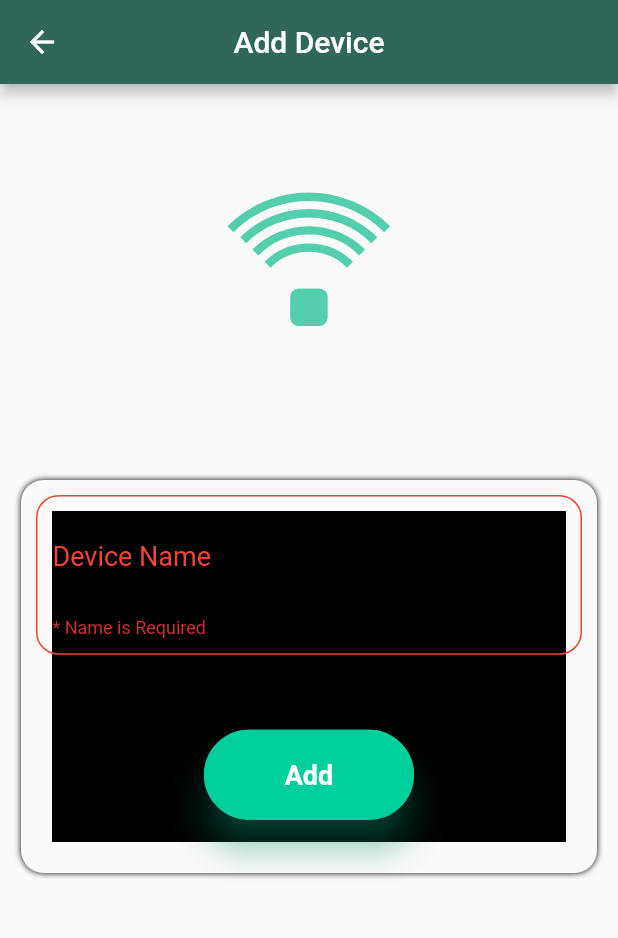
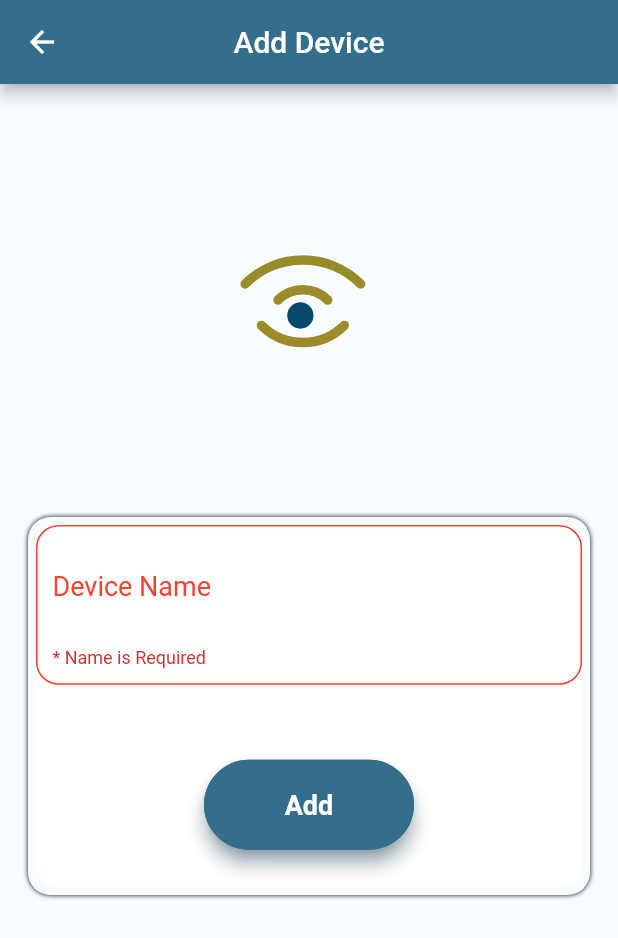
Before and after one commit to AQtala/Smart-Spoon, a Flutter app: the screen it shows after launch, after a tap on "Add", on a phone screen of 412 x 824 dp. Shown: the top 938 px of the screen. Run offline on Flutter 3.47's test engine with Material 2 defaults, Android fonts, the phone set to English and light mode, and no system bars; our stand-ins replace lottie.

Commit message:
Added Drawer and Edited Colors

```diff
--- a/Frontend/smart_spoon_app/lib/controllers/ThemeController/theme_constants.dart
+++ b/Frontend/smart_spoon_app/lib/controllers/ThemeController/theme_constants.dart
@@ -1,11 +1,35 @@
 import 'package:flutter/material.dart';
+
+// ignore: constant_identifier_names
+const COLOR_PRIMARY = Color.fromARGB(255, 52, 110, 138);
+// ignore: constant_identifier_names
+const COLOR_PRIMARY_SHADOW = Color.fromARGB(255, 3, 72, 107);
+// ignore: constant_identifier_names
+const COLOR_ACCENT = Color.fromARGB(255, 155, 140, 41);
 
 ThemeData lightTheme = ThemeData(
   brightness: Brightness.light,
-  primaryColor: Color.fromARGB(255, 47, 104, 90),
+  primaryColor: COLOR_PRIMARY,
+  secondaryHeaderColor: COLOR_ACCENT,
+  canvasColor: const Color.fromRGBO(248, 251, 255, 1),
+  elevatedButtonTheme: ElevatedButtonThemeData(
+    style: ButtonStyle(
+      padding: MaterialStateProperty.all<EdgeInsetsGeometry>(EdgeInsets.zero),
+      backgroundColor: MaterialStateProperty.all<Color>(COLOR_ACCENT),
+    ),
+  ),
 );
 
 ThemeData darkTheme = ThemeData(
   brightness: Brightness.dark,
-  primaryColor: Color.fromARGB(255, 47, 104, 90),
+  primaryColor: COLOR_PRIMARY,
+  elevatedButtonTheme: ElevatedButtonThemeData(
+    style: ElevatedButton.styleFrom(
+      padding: const EdgeInsets.all(0),
+      primary: Colors.white,
+      minimumSize: const Size(50, 50),
+      maximumSize: const Size(50, 50),
+    ),
+  ),
+  canvasColor: Colors.black,
 );
--- a/Frontend/smart_spoon_app/lib/views/screens/add_device_screen.dart
+++ b/Frontend/smart_spoon_app/lib/views/screens/add_device_screen.dart
@@ -20,14 +20,18 @@ class AddDeviceScreen extends StatelessWidget {
           mainAxisAlignment: MainAxisAlignment.center,
           children: <Widget>[
             Container(
-              height: 200,
-              width: 200,
-              margin: const EdgeInsets.only(top: 50),
+              decoration: BoxDecoration(
+                color: Theme.of(context).canvasColor,
+              ),
+              height: 250,
+              width: 250,
+              margin: const EdgeInsets.only(top: 20),
+              padding: const EdgeInsets.all(0),
               child: Center(
                 child: Lottie.asset(
-                  'assets/add_device.json',
+                  'assets/animations/add_device.json',
                   fit: BoxFit.scaleDown,
-                  repeat: false,
+                  repeat: true,
                 ),
               ),
             ),
--- a/Frontend/smart_spoon_app/lib/views/screens/main_screen.dart
+++ b/Frontend/smart_spoon_app/lib/views/screens/main_screen.dart
@@ -1,9 +1,9 @@
 import 'package:flutter/material.dart';
-import 'package:provider/provider.dart';
-import 'package:smart_spoon_app/controllers/ThemeController/theme_manager.dart';
+import 'package:smart_spoon_app/controllers/ThemeController/theme_constants.dart';
 import 'package:smart_spoon_app/views/screens/add_device_screen.dart';
-import 'package:smart_spoon_app/views/widgets/main_screen_widgets/app_bar_widget.dart';
 import 'package:smart_spoon_app/views/widgets/main_screen_widgets/device_container_widget.dart';
+
+import '../widgets/main_screen_widgets/app_bar_widget.dart';
 
 class MainScreen extends StatelessWidget {
   static String name = "/mainScreen";
@@ -12,15 +12,38 @@ class MainScreen extends StatelessWidget {
 
   @override
   Widget build(BuildContext context) {
-    ThemeManager _themeManager = Provider.of<ThemeManager>(context);
     final Size size = MediaQuery.of(context).size;
     return Scaffold(
       key: _scaffoldKey,
+      drawer: Drawer(
+        backgroundColor: COLOR_PRIMARY,
+        child: ListView(
+          padding: EdgeInsets.zero,
+          children: <Widget>[
+            const DrawerHeader(
+              child: Text('Drawer Header'),
+              decoration: BoxDecoration(
+                color: COLOR_ACCENT,
+              ),
+            ),
+            ListTile(
+              title: const Text('Item 1'),
+              onTap: () {
+                _scaffoldKey.currentState!.openEndDrawer();
+              },
+            )
+          ],
+        ),
+      ),
       body: Stack(
         alignment: Alignment.bottomCenter,
         children: [
-          CustomAppBarWidget(width: size.width, height: size.height),
-          DeviceContainer(width: size.width, height: size.height)
+          CustomAppBarWidget(
+            width: size.width,
+            height: size.height,
+            scaffoldKey: _scaffoldKey,
+          ),
+          DeviceContainer(width: size.width, height: size.height),
         ],
       ),
       floatingActionButton: FloatingActionButton(
--- a/Frontend/smart_spoon_app/lib/views/widgets/login_widgets/add_device_form_widget.dart
+++ b/Frontend/smart_spoon_app/lib/views/widgets/login_widgets/add_device_form_widget.dart
@@ -1,4 +1,5 @@
 import 'package:flutter/material.dart';
+import 'package:smart_spoon_app/controllers/ThemeController/theme_constants.dart';
 
 class AddDeviceFormWidget extends StatefulWidget {
   const AddDeviceFormWidget({Key? key}) : super(key: key);
@@ -32,27 +33,24 @@ class _AddDeviceFormWidgetState extends State<AddDeviceFormWidget> {
   Widget _buildNameField() {
     return Container(
       padding: const EdgeInsets.fromLTRB(10, 10, 10, 10),
+      margin: EdgeInsets.all(0),
       decoration: BoxDecoration(
+        color: Colors.white,
         borderRadius: BorderRadius.circular(15),
-        border: Border.all(
-            color: _isNameValid
-                ? const Color.fromARGB(255, 0, 207, 155)
-                : Colors.red),
+        border: Border.all(color: _isNameValid ? COLOR_ACCENT : Colors.red),
       ),
       child: TextFormField(
         focusNode: _focusNode,
         keyboardType: TextInputType.text,
         decoration: InputDecoration(
           labelText: "Device Name",
-          labelStyle: TextStyle(
-              color: _isNameValid
-                  ? const Color.fromARGB(255, 0, 207, 155)
-                  : Colors.red),
+          labelStyle:
+              TextStyle(color: _isNameValid ? COLOR_ACCENT : Colors.red),
           border: InputBorder.none,
           enabledBorder: InputBorder.none,
           errorBorder: InputBorder.none,
           disabledBorder: InputBorder.none,
-          focusColor: const Color.fromARGB(255, 0, 207, 155),
+          focusColor: COLOR_ACCENT,
         ),
         style: const TextStyle(fontSize: 18),
         cursorColor: Colors.grey,
@@ -91,12 +89,13 @@ class _AddDeviceFormWidgetState extends State<AddDeviceFormWidget> {
     return Container(
       decoration: BoxDecoration(
           borderRadius: BorderRadius.circular(15),
+          color: Color.fromARGB(255, 255, 255, 255),
           boxShadow: const [
             BoxShadow(
                 color: Colors.black,
-                blurRadius: 3,
+                blurRadius: 2,
                 blurStyle: BlurStyle.outer,
-                spreadRadius: 10),
+                spreadRadius: 5),
           ]),
       margin: const EdgeInsets.all(24),
       child: Form(
@@ -112,12 +111,11 @@ class _AddDeviceFormWidgetState extends State<AddDeviceFormWidget> {
               ElevatedButton(
                 style: ElevatedButton.styleFrom(
                     padding: const EdgeInsets.all(20.0),
-                    primary: const Color.fromARGB(255, 0, 207, 155),
+                    primary: COLOR_PRIMARY,
                     onPrimary: Colors.white,
-                    elevation: 10,
-                    shadowColor: const Color.fromARGB(255, 0, 207, 155),
-                    side: const BorderSide(
-                        color: Color.fromARGB(255, 0, 207, 155)),
+                    elevation: 5,
+                    shadowColor: COLOR_PRIMARY,
+                    side: const BorderSide(color: COLOR_PRIMARY),
                     shape: const StadiumBorder(),
                     fixedSize: const Size(140, 60)),
                 onPressed: () {
--- a/Frontend/smart_spoon_app/lib/views/widgets/main_screen_widgets/app_bar_widget.dart
+++ b/Frontend/smart_spoon_app/lib/views/widgets/main_screen_widgets/app_bar_widget.dart
@@ -1,17 +1,54 @@
 import 'package:flutter/material.dart';
-import 'package:provider/provider.dart';
+import 'package:smart_spoon_app/views/widgets/ui/CustomIconButton.dart';
 
 class CustomAppBarWidget extends StatelessWidget {
   const CustomAppBarWidget(
-      {Key? key, required this.width, required this.height})
+      {Key? key,
+      required this.width,
+      required this.height,
+      required this.scaffoldKey})
       : super(key: key);
   final double width, height;
+  final GlobalKey<ScaffoldState> scaffoldKey;
   @override
   Widget build(BuildContext context) {
+    final _theme = Theme.of(context);
     return Container(
       height: height,
       width: width,
-      color: Color.fromARGB(255, 108, 226, 197),
+      child: Align(
+        alignment: Alignment.topLeft,
+        child: Column(
+          children: [
+            const SizedBox(
+              height: 55,
+            ),
+            Row(
+              mainAxisAlignment: MainAxisAlignment.start,
+              crossAxisAlignment: CrossAxisAlignment.center,
+              children: [
+                CustomIconButton(
+                  onPressed: () {
+                    scaffoldKey.currentState!.openDrawer();
+                  },
+                  url: 'assets/icons/menus.png',
+                  iconColor: _theme.canvasColor,
+                ),
+                const Text(
+                  "App_Name",
+                  style: TextStyle(
+                    color: Colors.white,
+                    fontWeight: FontWeight.w700,
+                    fontSize: 18,
+                    overflow: TextOverflow.visible,
+                  ),
+                )
+              ],
+            ),
+          ],
+        ),
+      ),
+      color: _theme.primaryColor,
     );
   }
 }
--- a/Frontend/smart_spoon_app/lib/views/widgets/main_screen_widgets/device_container_widget.dart
+++ b/Frontend/smart_spoon_app/lib/views/widgets/main_screen_widgets/device_container_widget.dart
@@ -1,6 +1,6 @@
 import 'package:flutter/material.dart';
-import 'package:provider/provider.dart';
-import 'package:smart_spoon_app/controllers/ThemeController/theme_manager.dart';
+
+import '../../../controllers/ThemeController/theme_constants.dart';
 
 class DeviceContainer extends StatelessWidget {
   const DeviceContainer({Key? key, required this.width, required this.height})
@@ -13,8 +13,7 @@ class DeviceContainer extends StatelessWidget {
       key: UniqueKey(),
       painter: _ClipShadowShadowPainter(
           clipper: PaperClip(),
-          shadow: const Shadow(
-              color: Color.fromARGB(255, 26, 192, 153), blurRadius: 10)),
+          shadow: const Shadow(color: COLOR_PRIMARY_SHADOW, blurRadius: 10)),
       child: ClipPath(
         clipper: PaperClip(),
         child: Container(
--- /dev/null
+++ b/Frontend/smart_spoon_app/lib/views/widgets/ui/CustomIconButton.dart
@@ -0,0 +1,37 @@
+import 'package:flutter/material.dart';
+
+class CustomIconButton extends StatelessWidget {
+  const CustomIconButton(
+      {Key? key,
+      required this.onPressed,
+      required this.url,
+      required this.iconColor})
+      : super(key: key);
+  final Function onPressed;
+  final String url;
+  final Color iconColor;
+  @override
+  Widget build(BuildContext context) {
+    return Container(
+      height: 35,
+      width: 35,
+      alignment: Alignment.topLeft,
+      color: Colors.transparent,
+      margin: const EdgeInsets.only(left: 15),
+      child: ElevatedButton(
+        style: ElevatedButton.styleFrom(
+            padding: const EdgeInsets.all(0),
+            primary: Colors.transparent,
+            shadowColor: Colors.transparent,
+            minimumSize: const Size(30, 30),
+            maximumSize: const Size(50, 50)),
+        onPressed: () => onPressed(),
+        child: Image.asset(
+          url,
+          color: iconColor,
+          fit: BoxFit.cover,
+        ),
+      ),
+    );
+  }
+}
--- a/Frontend/smart_spoon_app/pubspec.yaml
+++ b/Frontend/smart_spoon_app/pubspec.yaml
@@ -24,6 +24,7 @@ dev_dependencies:
 
 flutter:
   assets:
-    - assets/
+    - assets/animations/
+    - assets/icons/
 
   uses-material-design: true
```
Also changed, not shown: Frontend/smart_spoon_app/assets/add_device.json (deleted, +0 -1 lines), Frontend/smart_spoon_app/assets/animations/add_device.json (added, +1 -0 lines), Frontend/smart_spoon_app/assets/healthcare-loader.json (deleted, +0 -1 lines), Frontend/smart_spoon_app/assets/icons/add.png (added), Frontend/smart_spoon_app/assets/icons/menus.png (added).
